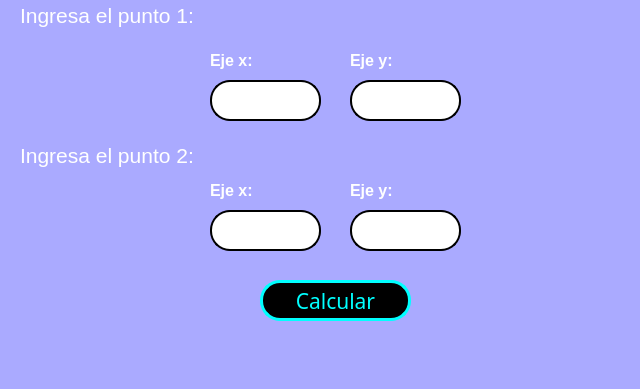
P4B11nn/PIP_2025_Unidad1_Eq5, file Unidad I/Tareas/E03_PuntoMedio.ui: the form before one commit.
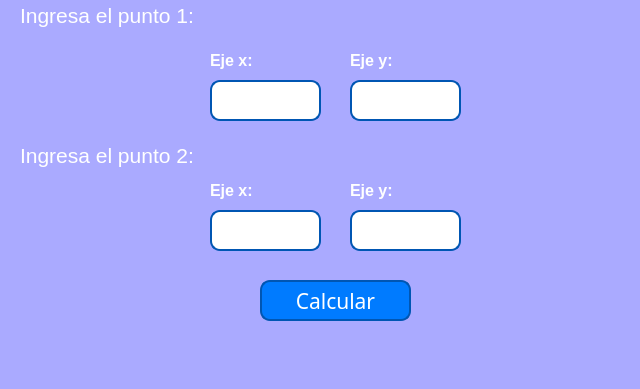
The form after the commit.

The edit to the form file:
```diff
--- a/Unidad I/Tareas/E03_PuntoMedio.ui
+++ b/Unidad I/Tareas/E03_PuntoMedio.ui
@@ -33,10 +33,19 @@
      </font>
     </property>
     <property name="styleSheet">
-     <string notr="true">background-color:black;
-color: cyan;
-border-radius: 20px;
-border: 3px solid cyan</string>
+     <string notr="true">QPushButton:pressed {
+    background-color: #003f7f; 
+    border: 2px solid #002f5f; 
+}
+
+QPushButton {
+    background-color: #007BFF;
+    color: white;
+    border-radius: 10px;
+    border: 2px solid #0056b3;
+    padding: 5px 10px;
+  
+}</string>
     </property>
     <property name="text">
      <string>Calcular</string>
@@ -86,8 +95,10 @@
     </property>
     <property name="styleSheet">
      <string notr="true">background-color:white;
-border-radius: 20px;
-border: 2px solid black;
+border-radius: 10px;
+border: 2px solid #0056b3;
+
+
 </string>
     </property>
     <property name="text">
@@ -165,8 +176,10 @@
     </property>
     <property name="styleSheet">
      <string notr="true">background-color:white;
-border-radius: 20px;
-border: 2px solid black;
+border-radius: 10px;
+border: 2px solid #0056b3;
+
+
 </string>
     </property>
     <property name="text">
@@ -220,8 +233,10 @@
     </property>
     <property name="styleSheet">
      <string notr="true">background-color:white;
-border-radius: 20px;
-border: 2px solid black;
+border-radius: 10px;
+border: 2px solid #0056b3;
+
+
 </string>
     </property>
     <property name="text">
@@ -251,8 +266,10 @@
     </property>
     <property name="styleSheet">
      <string notr="true">background-color:white;
-border-radius: 20px;
-border: 2px solid black;
+border-radius: 10px;
+border: 2px solid #0056b3;
+
+
 </string>
     </property>
     <property name="text">
```
